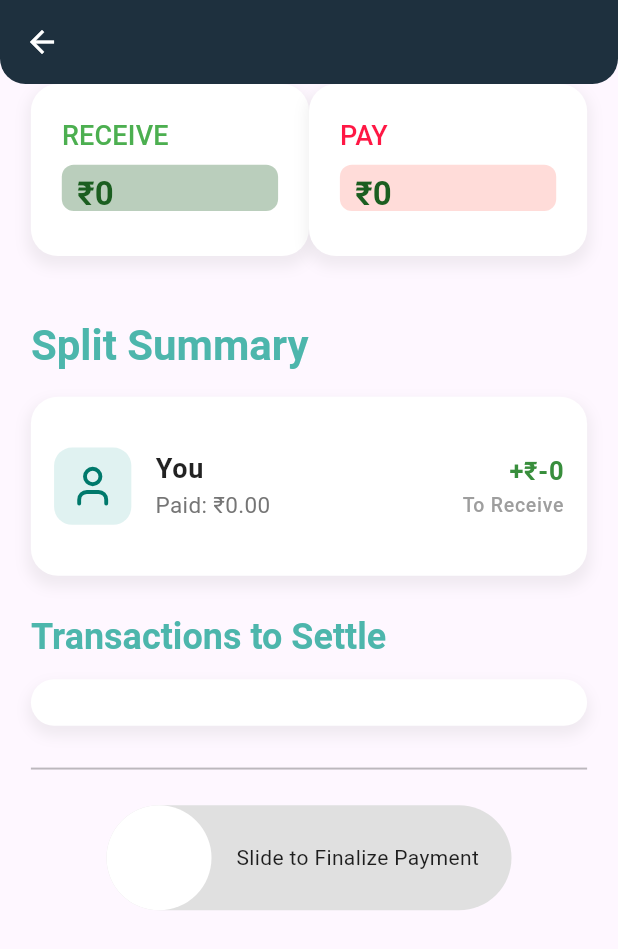
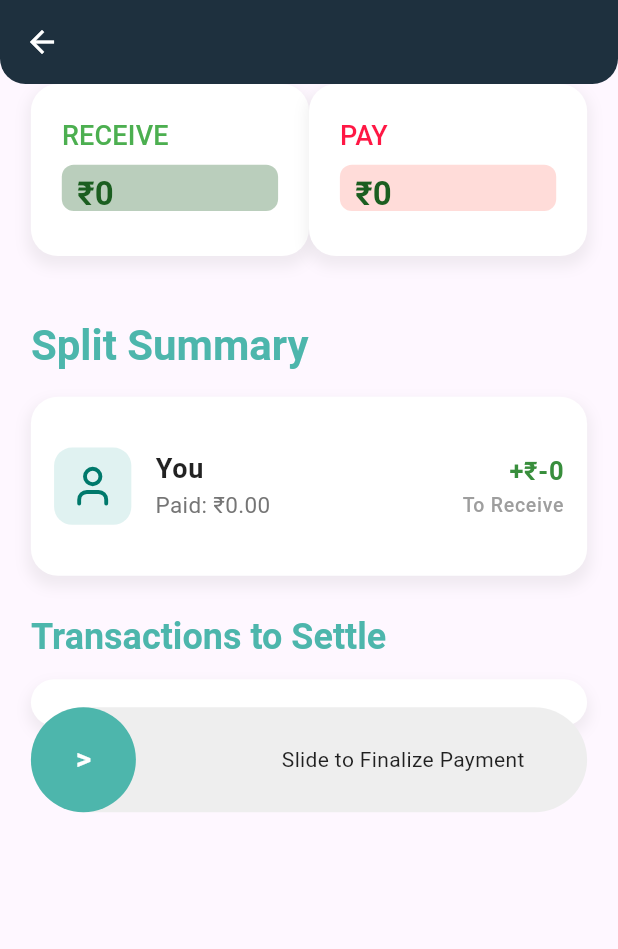
Before and after one commit to deepankar0611/split_wise, a Flutter app: the FinalSplitScreen screen opened directly with empty values, on a phone screen of 412 x 824 dp. Shown: the top 949 px of the screen. Run offline on Flutter 3.47's test engine with Material 3 defaults, Android fonts, the phone set to English and light mode, and no system bars; drawn by our look-alikes of slider_button; our stand-ins replace animate_do, cached_network_image, cloud_firestore, firebase_auth, firebase_core, firebase_messaging and 11 more; missing offline and left inert: workmanager; accounts and stored records are empty; statements that could not run were skipped; project files that could hold a hidden picture were left out.

Commit message:
improved some exclusive feature and ui

```diff
--- a/lib/split/final_split_screen.dart
+++ b/lib/split/final_split_screen.dart
@@ -43,9 +43,7 @@ class _FinalSplitScreenState extends State<FinalSplitScreen> {
     if (user == null) return;
 
     // Unified list of participants with UIDs
-    List<Map<String, dynamic>> people = [
-      {"name": "You", "uid": user.uid}
-    ]..addAll(widget.selectedPeople);
+    List<Map<String, dynamic>> people = [{"name": "You", "uid": user.uid}]..addAll(widget.selectedPeople);
 
     // Convert payerAmounts to UID-based map
     Map<String, double> finalPayerAmounts = {};
@@ -245,6 +243,7 @@ class _FinalSplitScreenState extends State<FinalSplitScreen> {
       ),
       body: Stack(
         children: [
+          // Scrollable content
           SingleChildScrollView(
             child: Padding(
               padding: EdgeInsets.symmetric(horizontal: screenWidth * 0.05),
@@ -274,43 +273,43 @@ class _FinalSplitScreenState extends State<FinalSplitScreen> {
                     ],
                   ),
                   SizedBox(height: screenHeight * 0.03),
-                  Text("Split Summary",
+                  Text(
+                    "Split Summary",
                     style: Theme.of(context).textTheme.headlineMedium?.copyWith(
-                          color: Colors.teal.shade300, fontWeight: FontWeight.bold, fontSize: screenWidth > 600 ? 32 : 28)),
+                        color: Colors.teal.shade300,
+                        fontWeight: FontWeight.bold,
+                        fontSize: screenWidth > 600 ? 32 : 28),
+                  ),
                   SizedBox(height: screenHeight * 0.02),
                   _buildListView(screenWidth, allPeople, finalPayerAmounts, amountPerPerson),
                   SizedBox(height: screenHeight * 0.03),
-                  Text("Transactions to Settle",
+                  Text(
+                    "Transactions to Settle",
                     style: Theme.of(context).textTheme.headlineSmall?.copyWith(
-                          color: Colors.teal.shade300, fontWeight: FontWeight.bold, fontSize: screenWidth > 600 ? 28 : 24)),
+                        color: Colors.teal.shade300,
+                        fontWeight: FontWeight.bold,
+                        fontSize: screenWidth > 600 ? 28 : 24),
+                  ),
                   SizedBox(height: screenHeight * 0.015),
                   _buildListView(screenWidth, transactions, {}, 0),
-                  SizedBox(height: screenHeight * 0.025),
-                  const Divider(thickness: 1.3, color: Colors.black26),
-                  SizedBox(height: screenHeight * 0.02),
-                  _buildFinalizeButton(),
-                  SizedBox(height: screenHeight * 0.2),
+                  SizedBox(height: screenHeight * 0.1), // Extra padding to avoid overlap with fixed button
                 ],
               ),
             ),
           ),
-          Visibility(
-            visible: _paymentFinalized,
-            child: Stack(
-              children: [
-                SingleChildScrollView(
-                  child: Column(
-                    children: [_buildFinalizeButton()],
+          // Fixed SliderButton at the bottom
+          Positioned(
+            left: screenWidth * 0.05, // 5% margin from left
+            right: screenWidth * 0.05, // 5% margin from right
+            bottom: screenHeight * 0.03, // 3% margin from bottom
+            child: _buildFinalizeButton(),
           ),
-                ),
+          // Overlay for payment finalized animation
           if (_paymentFinalized)
             BackdropFilter(
               filter: ImageFilter.blur(sigmaX: 5.0, sigmaY: 5.0),
               child: Center(
                 child: Lottie.asset('assets/animation/45.json', width: 200, height: 200),
-                    ),
-                  ),
-              ],
               ),
             ),
         ],
@@ -326,35 +325,49 @@ class _FinalSplitScreenState extends State<FinalSplitScreen> {
         color: Colors.white,
         borderRadius: BorderRadius.circular(18),
         boxShadow: [
-          BoxShadow(color: Colors.grey.withOpacity(0.15), spreadRadius: 2, blurRadius: 7, offset: const Offset(0, 5)),
+          BoxShadow(
+              color: Colors.grey.withOpacity(0.15),
+              spreadRadius: 2,
+              blurRadius: 7,
+              offset: const Offset(0, 5)),
         ],
       ),
       child: Column(
         crossAxisAlignment: CrossAxisAlignment.start,
         children: [
-          Text(label,
+          Text(
+            label,
             style: Theme.of(context).textTheme.titleMedium?.copyWith(
-                  color: color, fontWeight: FontWeight.w500, fontSize: width > 600 ? 20 : 18)),
+                color: color,
+                fontWeight: FontWeight.w500,
+                fontSize: width > 600 ? 20 : 18),
+          ),
           Padding(
             padding: EdgeInsets.only(top: width * 0.015),
             child: Stack(
               children: [
                 Container(
                   height: width * 0.075,
-                  decoration: BoxDecoration(color: bgColor.withOpacity(0.3), borderRadius: BorderRadius.circular(8)),
+                  decoration: BoxDecoration(
+                      color: bgColor.withOpacity(0.3), borderRadius: BorderRadius.circular(8)),
                 ),
                 ClipRect(
                   child: Container(
                     height: width * 0.075,
                     width: width * 0.4 * (amount / (label == "RECEIVE" ? 30000 : 10000)),
-                    decoration: BoxDecoration(color: color.withOpacity(0.2), borderRadius: BorderRadius.circular(8)),
+                    decoration: BoxDecoration(
+                        color: color.withOpacity(0.2), borderRadius: BorderRadius.circular(8)),
                   ),
                 ),
                 Padding(
                   padding: EdgeInsets.symmetric(vertical: width * 0.015, horizontal: width * 0.025),
-                  child: Text("₹${amount.toStringAsFixed(0)}",
+                  child: Text(
+                    "₹${amount.toStringAsFixed(0)}",
                     style: Theme.of(context).textTheme.titleLarge?.copyWith(
-                          color: Colors.green.shade900, fontWeight: FontWeight.w700, fontSize: width > 600 ? 26 : 22)),
+                        color: Colors.green.shade900,
+                        fontWeight: FontWeight.w700,
+                        fontSize: width > 600 ? 26 : 22),
+                  ),
                 ),
               ],
             ),
@@ -372,7 +385,11 @@ class _FinalSplitScreenState extends State<FinalSplitScreen> {
         color: Colors.white,
         borderRadius: BorderRadius.circular(18),
         boxShadow: [
-          BoxShadow(color: Colors.grey.withOpacity(0.15), spreadRadius: 2, blurRadius: 7, offset: const Offset(0, 5)),
+          BoxShadow(
+              color: Colors.grey.withOpacity(0.15),
+              spreadRadius: 2,
+              blurRadius: 7,
+              offset: const Offset(0, 5)),
         ],
       ),
       child: ListView.builder(
@@ -386,12 +403,14 @@ class _FinalSplitScreenState extends State<FinalSplitScreen> {
 
   Widget _buildListTile(double width, Map<String, dynamic> item,
       Map<String, double> amounts, double amountPerPerson) {
-    if (item.containsKey('name')) { // Split Summary
+    if (item.containsKey('name')) {
+      // Split Summary
       String name = item["name"];
       String uid = item["uid"];
       double amountPaid = amounts[uid] ?? 0.0;
       double amountToPay = amountPerPerson - amountPaid;
-      String amountText = amountToPay > 0 ? "-₹${amountToPay.toStringAsFixed(0)}" : "+₹${(-amountToPay).toStringAsFixed(0)}";
+      String amountText =
+      amountToPay > 0 ? "-₹${amountToPay.toStringAsFixed(0)}" : "+₹${(-amountToPay).toStringAsFixed(0)}";
       TextStyle amountStyle = TextStyle(
         color: amountToPay > 0 ? Colors.redAccent.shade700 : Colors.green.shade700,
         fontWeight: FontWeight.w700,
@@ -404,55 +423,87 @@ class _FinalSplitScreenState extends State<FinalSplitScreen> {
           contentPadding: EdgeInsets.zero,
           leading: Container(
             padding: EdgeInsets.all(width * 0.025),
-            decoration: BoxDecoration(color: Colors.teal.shade50, borderRadius: BorderRadius.circular(12)),
-            child: Icon(name == "You" ? LucideIcons.user : LucideIcons.users, color: Colors.teal.shade700, size: width * 0.075),
+            decoration: BoxDecoration(
+                color: Colors.teal.shade50, borderRadius: BorderRadius.circular(12)),
+            child: Icon(
+                name == "You" ? LucideIcons.user : LucideIcons.users,
+                color: Colors.teal.shade700,
+                size: width * 0.075),
           ),
-          title: Text(name == "You" ? "You" : name,
-              style: TextStyle(fontWeight: FontWeight.w600, fontSize: width > 600 ? 22 : 18, color: Colors.black87)),
-          subtitle: Text("Paid: ₹${amountPaid.toStringAsFixed(2)}",
-              style: TextStyle(fontSize: width > 600 ? 18 : 15, color: Colors.grey.shade600)),
+          title: Text(
+            name == "You" ? "You" : name,
+            style: TextStyle(
+                fontWeight: FontWeight.w600,
+                fontSize: width > 600 ? 22 : 18,
+                color: Colors.black87),
+          ),
+          subtitle: Text(
+            "Paid: ₹${amountPaid.toStringAsFixed(2)}",
+            style: TextStyle(fontSize: width > 600 ? 18 : 15, color: Colors.grey.shade600),
+          ),
           trailing: Column(
             mainAxisAlignment: MainAxisAlignment.center,
             crossAxisAlignment: CrossAxisAlignment.end,
             children: [
               Text(amountText, style: amountStyle),
-              Text(amountToPay > 0 ? "To Pay" : "To Receive",
-                  style: TextStyle(color: Colors.grey.shade500, fontSize: width > 600 ? 16 : 13)),
+              Text(
+                amountToPay > 0 ? "To Pay" : "To Receive",
+                style: TextStyle(color: Colors.grey.shade500, fontSize: width > 600 ? 16 : 13),
+              ),
             ],
           ),
         ),
       );
-    } else { // Transactions to Settle
+    } else {
+      // Transactions to Settle
       return Padding(
         padding: EdgeInsets.symmetric(horizontal: width * 0.0375, vertical: width * 0.025),
         child: ListTile(
           contentPadding: EdgeInsets.zero,
           leading: Container(
             padding: EdgeInsets.all(width * 0.02),
-            decoration: BoxDecoration(color: Colors.teal.shade50, borderRadius: BorderRadius.circular(12)),
-            child: Icon(LucideIcons.arrowRightCircle, color: Colors.teal.shade700, size: width * 0.065),
+            decoration: BoxDecoration(
+                color: Colors.teal.shade50, borderRadius: BorderRadius.circular(12)),
+            child: Icon(
+                LucideIcons.arrowRightCircle,
+                color: Colors.teal.shade700,
+                size: width * 0.065),
           ),
-          title: Text("${item['from']} to ${item['to']}",
-              style: TextStyle(fontWeight: FontWeight.w600, fontSize: width > 600 ? 20 : 17, color: Colors.black87)),
-          trailing: Text("₹${item['amount'].toStringAsFixed(2)}",
+          title: Text(
+            "${item['from']} to ${item['to']}",
+            style: TextStyle(
+                fontWeight: FontWeight.w600,
+                fontSize: width > 600 ? 20 : 17,
+                color: Colors.black87),
+          ),
+          trailing: Text(
+            "₹${item['amount'].toStringAsFixed(2)}",
             style: TextStyle(
                 fontWeight: FontWeight.w700,
                 fontSize: width > 600 ? 20 : 17,
-                  color: Colors.green.shade700)),
+                color: Colors.green.shade700),
+          ),
         ),
       );
     }
   }
 
   Widget _buildFinalizeButton() {
-    return Center(
-      child: SliderButton(
+    return SliderButton(
       action: () async {
         _handleFinalizePayment();
         return true;
       },
       label: const Text("Slide to Finalize Payment"),
+      backgroundColor: Colors.grey.shade200, // Track background color
+      buttonColor: Colors.teal.shade300, // Button color
+      icon: const Center(
+        child: Text(
+          ">",
+          style: TextStyle(fontSize: 20, fontWeight: FontWeight.bold, color: Colors.white),
         ),
+      ), // Adds ">>" inside the button
+      width: MediaQuery.of(context).size.width * 0.9, // Ensure it spans most of the width
     );
   }
 }
--- a/pubspec.yaml
+++ b/pubspec.yaml
@@ -38,6 +38,10 @@ dependencies:
   flutter_local_notifications:
   workmanager:
   flutter_foreground_task:
+  path_provider:
+  pdf:
+  file_picker:
+
 
 
 dev_dependencies:
```
Also changed, not shown: lib/Home screen/notification.dart (+5 -7 lines), lib/Home screen/split details.dart (+115 -15 lines), lib/Search/search_bar.dart (+18 -10 lines), lib/bottom_bar.dart (+13 -32 lines), lib/split/payer_selection_sheet.dart (+12 -9 lines), assets/fonts/Roboto-Regular.ttf (added), pubspec.lock, 2 other files. Lines whose indentation alone changed are shown as unchanged.
